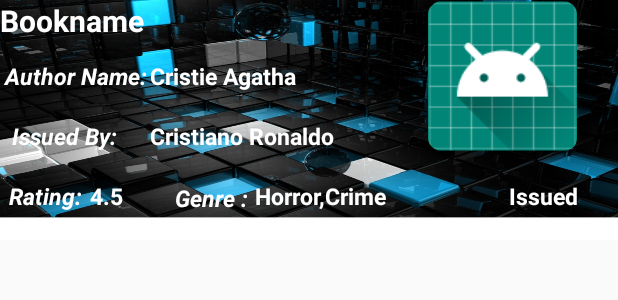
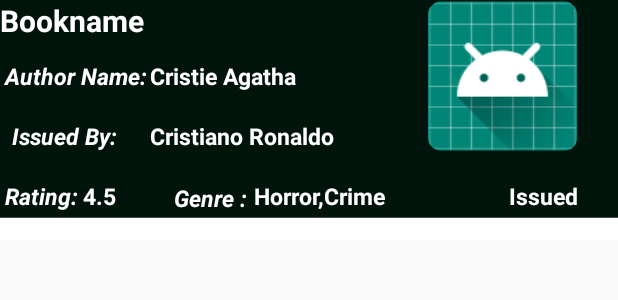
Before and after one commit to AshuSrv/Library-Management-System, an Android app: the layout issued_section_design.xml on its own in the app's theme, with its tools: preview values and no code run, on a phone screen of 412 x 824 dp. Shown: the top 300 px of the screen. Run offline under Robolectric (Android 15) with nearby library versions, the phone set to English and light mode, and no system bars.

Commit message:
10th commit

```diff
--- a/app/src/main/res/layout/issued_section_design.xml
+++ b/app/src/main/res/layout/issued_section_design.xml
@@ -4,7 +4,7 @@
     xmlns:app="http://schemas.android.com/apk/res-auto"
     xmlns:tools="http://schemas.android.com/tools"
     android:layout_width="match_parent"
-    android:background="@drawable/bacgroundtheme"
+    android:background="@drawable/unn"
     android:layout_height="160dp">
 
 
@@ -30,7 +30,7 @@
 
     <TextView
         android:id="@+id/rating"
-        android:layout_width="60dp"
+        android:layout_width="55dp"
         android:layout_height="20dp"
         android:layout_marginTop="120dp"
         android:text="Rating:"
@@ -66,7 +66,7 @@
         android:layout_width="60dp"
         android:layout_height="20dp"
         android:layout_alignBottom="@+id/rating"
-        android:layout_marginLeft="50dp"
+        android:layout_marginLeft="54dp"
         android:layout_marginBottom="-1dp"
         android:layout_toRightOf="@id/rating"
         android:text="Genre :"
@@ -99,7 +99,7 @@
 
     <TextView
         android:id="@+id/rate"
-        android:layout_width="40dp"
+        android:layout_width="52dp"
         android:layout_height="20dp"
         android:textStyle="bold"
         android:layout_marginTop="120dp"
```
Also changed, not shown: app/src/main/res/drawable/unn.png (added).
